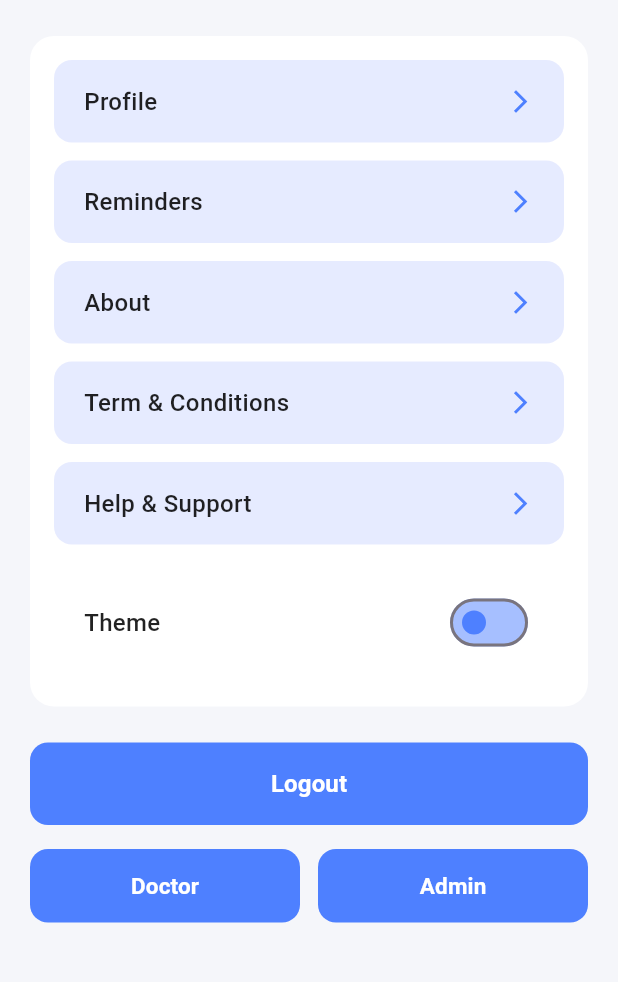
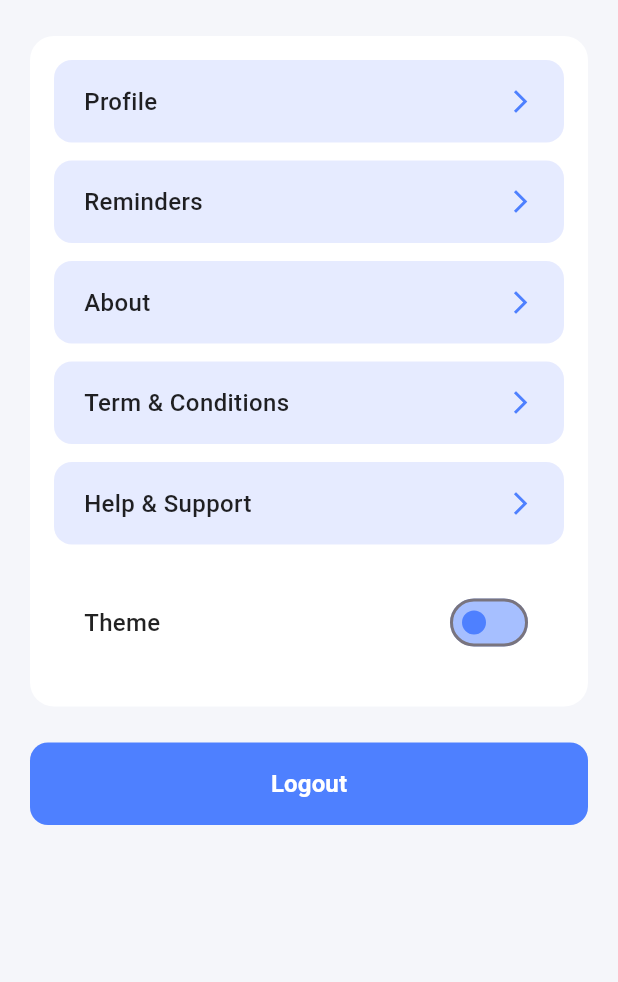
Before and after one commit to zo-beep/ChatPT, a Flutter app: the MoreScreen screen opened directly with empty values, on a phone screen of 412 x 824 dp, the part 225-1207 px from its top. Run offline on Flutter 3.47's test engine with Material 3 defaults, Android fonts, the light colour scheme and no system bars; our stand-ins replace cloud_firestore, firebase_auth, firebase_core, flutter_markdown, google_generative_ai, shared_preferences and 2 more; accounts and stored records are empty; Roboto replaces fonts that are missing (SF Pro Display).

Commit message:
Same Login flow for every role. Removed tempDoctor and Admin buttons in more_screen. Role-base Profiles

```diff
--- a/lib/screens/more_screen.dart
+++ b/lib/screens/more_screen.dart
@@ -8,6 +8,7 @@ import 'package:demo_app/screens/reminders_screen.dart';
 import 'package:flutter/material.dart';
 import 'package:demo_app/screens/doctor_dashboard_screen.dart';
 import 'package:demo_app/screens/admin_dashboard_screen.dart';
+import 'package:demo_app/services/user_service.dart';
 
 // MORE SCREEN
 class MoreScreen extends StatefulWidget {
@@ -87,10 +88,20 @@ class _MoreScreenState extends State<MoreScreen> {
                       'Profile',
                       Icons.arrow_forward_ios,
                       onTap: () {
+                        // Navigate based on user role
+                        final userRole = UserService.getUserRole();
+                        Widget dashboardScreen;
+                        if (userRole == 'doctor') {
+                          dashboardScreen = DoctorDashboardScreen(themeProvider: themeProvider);
+                        } else if (userRole == 'admin') {
+                          dashboardScreen = AdminDashboardScreen(themeProvider: themeProvider);
+                        } else {
+                          dashboardScreen = PatientDashboardScreen(themeProvider: themeProvider);
+                        }
                         Navigator.push(
                           context,
                           MaterialPageRoute(
-                            builder: (context) => PatientDashboardScreen(themeProvider: themeProvider),
+                            builder: (context) => dashboardScreen,
                           ),
                         );
                       },
@@ -208,65 +219,7 @@ class _MoreScreenState extends State<MoreScreen> {
                   ),
                 ),
               ),
-              const SizedBox(height: 16),
-              // Temporary Doctor and Admin Buttons
-              Row(
-                children: [
-                  Expanded(
-                    child: ElevatedButton(
-                      onPressed: () {
-                        Navigator.pushReplacement(
-                        context,
-                        MaterialPageRoute(builder: (context) => DoctorDashboardScreen(themeProvider: widget.themeProvider,)),
-                        );
-                      },
-                      style: ElevatedButton.styleFrom(
-                        backgroundColor: themeProvider.primaryColor,
-                        foregroundColor: Colors.white,
-                        padding: const EdgeInsets.symmetric(vertical: 14),
-                        shape: RoundedRectangleBorder(
-                          borderRadius: BorderRadius.circular(12),
-                        ),
-                        elevation: 0,
-                      ),
-                      child: const Text(
-                        'Doctor',
-                        style: TextStyle(
-                          fontSize: 15,
-                          fontWeight: FontWeight.w600,
-                        ),
-                      ),
-                    ),
-                  ),
-                  const SizedBox(width: 12),
-                  Expanded(
-                    child: ElevatedButton(
-                      onPressed: () {
-                        Navigator.pushReplacement(
-                        context,
-                        MaterialPageRoute(builder: (context) => AdminDashboardScreen(themeProvider: widget.themeProvider,)),
-                        );
-                      },
-                      style: ElevatedButton.styleFrom(
-                        backgroundColor: themeProvider.primaryColor,
-                        foregroundColor: Colors.white,
-                        padding: const EdgeInsets.symmetric(vertical: 14),
-                        shape: RoundedRectangleBorder(
-                          borderRadius: BorderRadius.circular(12),
-                        ),
-                        elevation: 0,
-                      ),
-                      child: const Text(
-                        'Admin',
-                        style: TextStyle(
-                          fontSize: 15,
-                          fontWeight: FontWeight.w600,
-                        ),
-                      ),
-                    ),
-                  ),
-                ],
-              ),
+
             ],
           ),
         ),
```
Also changed, not shown: lib/screens/login_screen.dart (+2 -13 lines).
